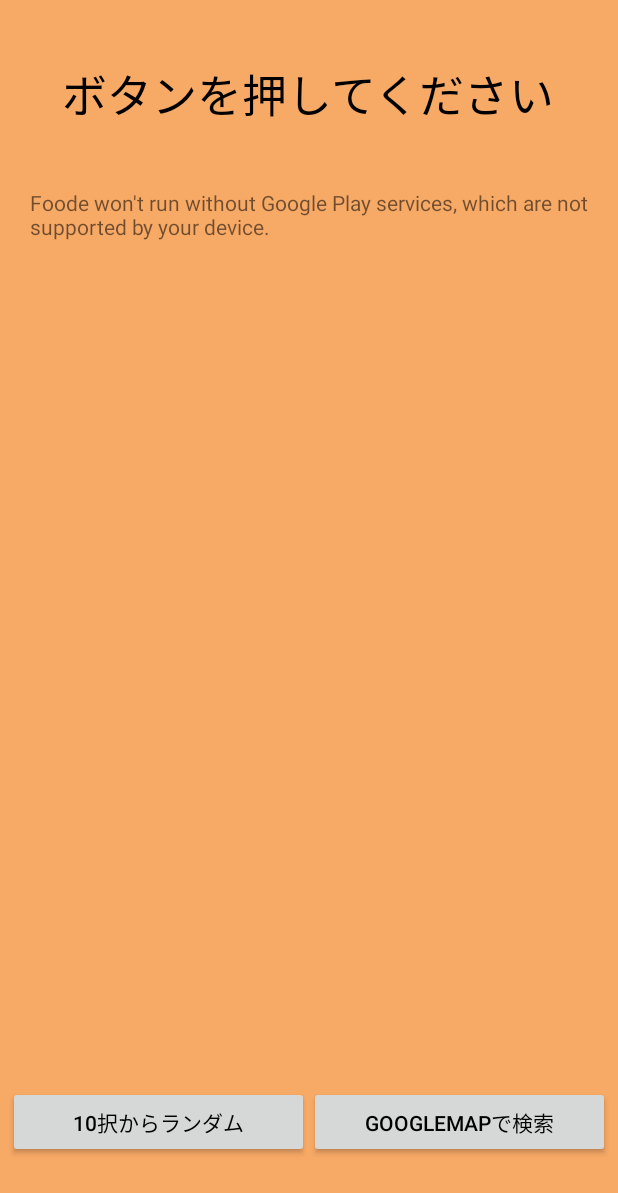
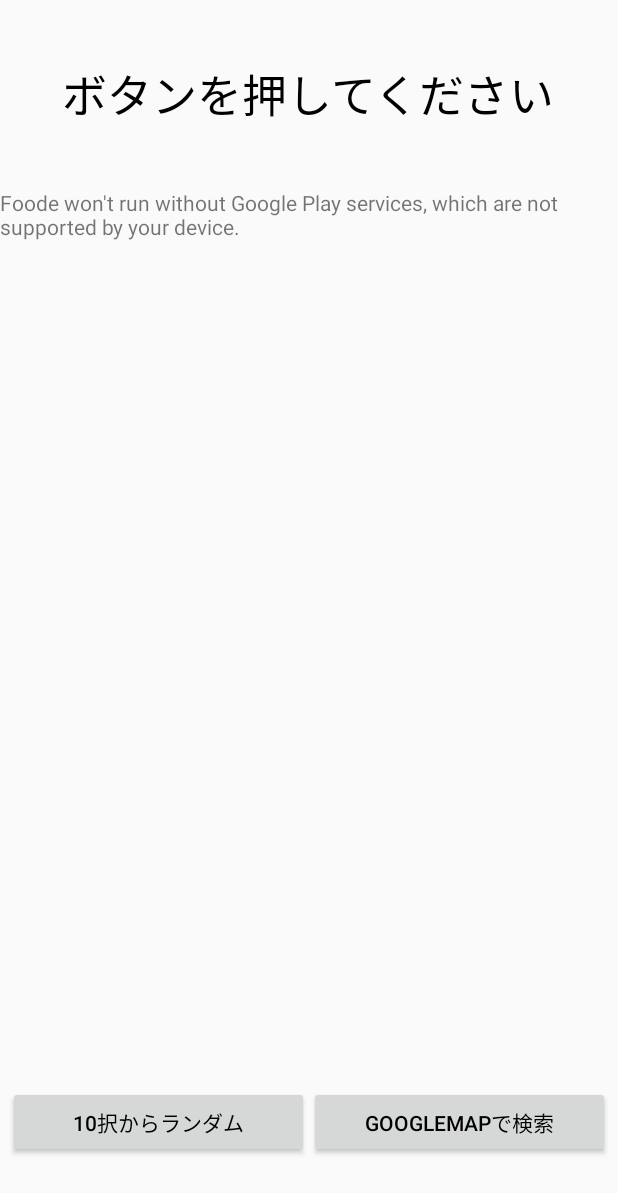
Before and after one commit to DaisukeKawamura/-, an Android app: the MapsActivity_10 screen opened directly, with no data from a screen before it, on a phone screen of 412 x 824 dp. Shown: the top 1193 px of the screen. Run offline under Robolectric (Android 15) with nearby library versions, the phone set to English and light mode, and no system bars.

Commit message:
レイアウト実装

```diff
--- a/app/src/main/res/layout/activity_edit.xml
+++ b/app/src/main/res/layout/activity_edit.xml
@@ -4,7 +4,6 @@
     xmlns:tools="http://schemas.android.com/tools"
     android:layout_width="match_parent"
     android:layout_height="match_parent"
-    android:background="#F7A966"
     tools:context="android.lifeistech.com.foode.EditActivity">
 
     <LinearLayout
--- a/app/src/main/res/layout/activity_maps_10.xml
+++ b/app/src/main/res/layout/activity_maps_10.xml
@@ -3,8 +3,7 @@
     xmlns:app="http://schemas.android.com/apk/res-auto"
     xmlns:tools="http://schemas.android.com/tools"
     android:layout_width="match_parent"
-    android:layout_height="match_parent"
-    android:background="#F7A966">
+    android:layout_height="match_parent">
 
 
     <LinearLayout
@@ -36,8 +35,6 @@
             android:name="com.google.android.gms.maps.SupportMapFragment"
             android:layout_width="match_parent"
             android:layout_height="0dp"
-            android:layout_marginLeft="20dp"
-            android:layout_marginRight="20dp"
             android:layout_marginTop="15dp"
             android:layout_weight="6"
             map:cameraZoom="15.0"
--- a/app/src/main/res/layout/activity_maps__select.xml
+++ b/app/src/main/res/layout/activity_maps__select.xml
@@ -3,8 +3,7 @@
     xmlns:map="http://schemas.android.com/apk/res-auto"
     xmlns:tools="http://schemas.android.com/tools"
     android:layout_width="match_parent"
-    android:layout_height="match_parent"
-    android:background="#F7A966">
+    android:layout_height="match_parent">
 
 
     <LinearLayout
@@ -41,8 +40,6 @@
             android:layout_height="0dp"
             android:layout_margin="10dp"
             android:layout_marginBottom="10dp"
-            android:layout_marginLeft="10dp"
-            android:layout_marginRight="10dp"
             android:layout_weight="8"
             tools:context="android.lifeistech.com.foode.MapsActivity_Select" />
 
--- a/app/src/main/res/layout/activity_start.xml
+++ b/app/src/main/res/layout/activity_start.xml
@@ -4,7 +4,6 @@
     xmlns:tools="http://schemas.android.com/tools"
     android:layout_width="match_parent"
     android:layout_height="match_parent"
-    android:background="#F7A669"
     tools:context="android.lifeistech.com.foode.StartActivity">
 
     <TextView
```
Also changed, not shown: app/src/main/java/android/lifeistech/com/foode/MapsActivity_10.java (+12 -81 lines), app/src/main/res/drawable/high.png (deleted), app/src/main/res/drawable/icon.png (added), app/src/main/res/drawable/littlehigh.png (deleted), app/src/main/res/drawable/littlelow.png (deleted), app/src/main/res/drawable/low.png (deleted), app/src/main/res/drawable/normal.png (deleted).
